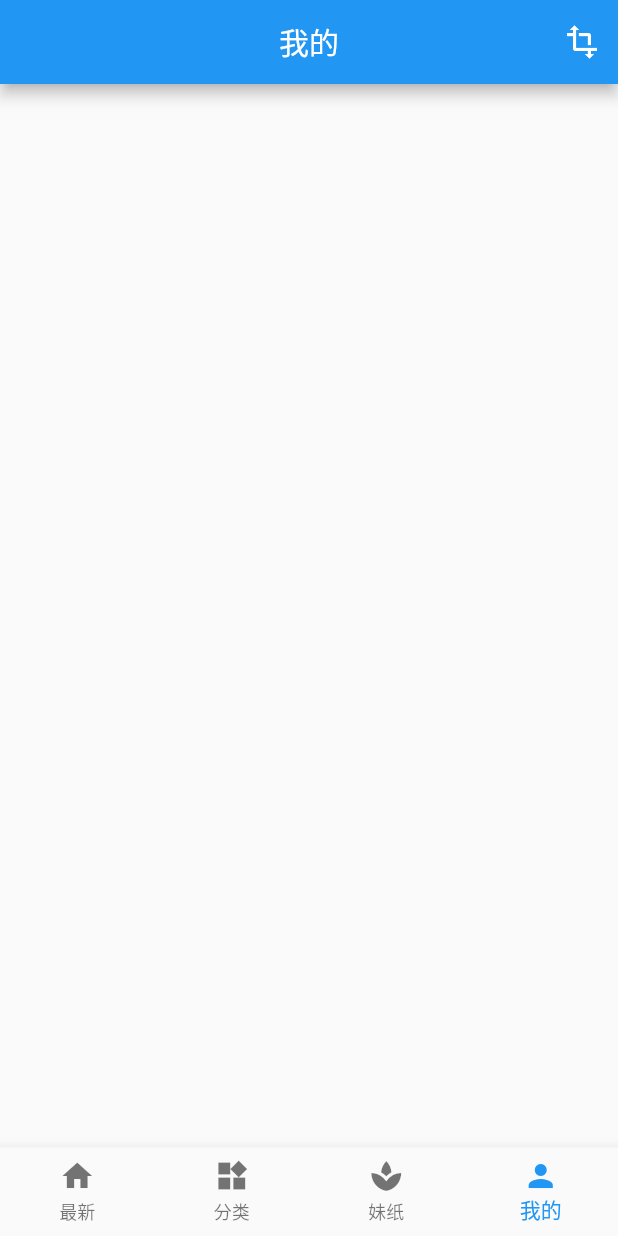
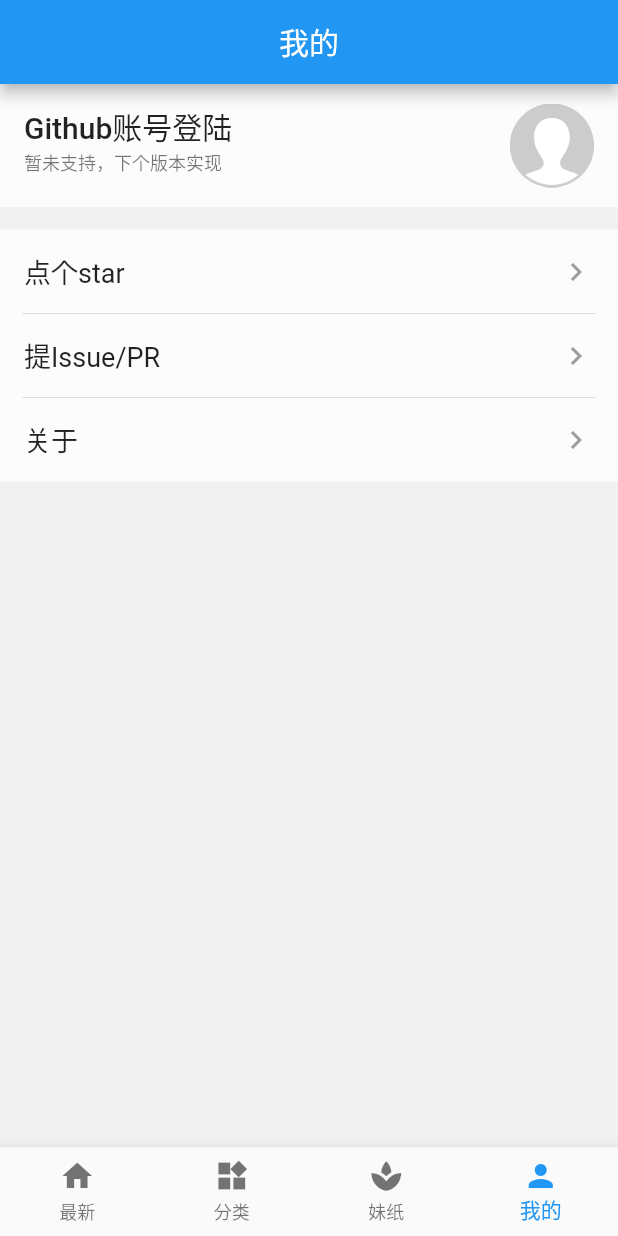
Before and after one commit to fujianlian/GankFlutter, a Flutter app: the screen it shows after launch, item 4 of the bottom bar chosen, on a phone screen of 412 x 824 dp. Run offline on Flutter 3.47's test engine with Material 2 defaults, Android fonts, the phone set to English and light mode, and no system bars; our stand-ins replace cached_network_image, flutter_markdown; missing offline and left inert: flutter_webview_plugin; network calls fail.

Commit message:
我的页面实现

```diff
--- a/lib/gank/MyPage.dart
+++ b/lib/gank/MyPage.dart
@@ -1,4 +1,6 @@
 import 'package:flutter/material.dart';
+import 'package:flutter_gank/gank/MarkDownPage.dart';
+import 'package:url_launcher/url_launcher.dart';
 
 class MyPage extends StatefulWidget {
   @override
@@ -8,21 +10,98 @@ class MyPage extends StatefulWidget {
 }
 
 class _MyPageState extends State<MyPage> {
+  static var _color = Color(0xFFFCFCFC);
+  static BuildContext _context;
+
   @override
   Widget build(BuildContext context) {
+    _context = context;
     return Scaffold(
       appBar: AppBar(
         title: const Text('我的'),
         centerTitle: true,
-        actions: <Widget>[
-          IconButton(
-            icon: const Icon(Icons.transform),
-            onPressed: () {
-              setState(() {});
-            },
+      ),
+      body: new Container(
+          color: Color(0xFFF0F0F0),
+          child: ListView(
+            children: list,
+          )),
+    );
+  }
+
+  List<Widget> list = <Widget>[
+    new Container(
+      color: _color,
+      padding: EdgeInsets.only(right: 16.0, top: 5.0, bottom: 5.0),
+      child: new Row(
+        children: <Widget>[
+          new Expanded(
+            child: new ListTile(
+              title: new Text('Github账号登陆',
+                  style: new TextStyle(
+                      fontWeight: FontWeight.w500, fontSize: 20.0)),
+              subtitle: new Text(
+                "暂未支持，下个版本实现",
+                style: new TextStyle(fontSize: 12.0),
+              ),
+            ),
+          ),
+          new Image(
+            image: AssetImage("images/avatar.png"),
+            width: 56,
+            height: 56,
           )
         ],
       ),
-    );
-  }
+    ),
+    new Container(
+      margin: EdgeInsets.only(top: 15.0),
+      color: _color,
+      child: new Column(
+        children: <Widget>[
+          new ListTile(
+            title: new Text('点个star', style: new TextStyle(fontSize: 18.0)),
+            trailing: new Icon(
+              Icons.keyboard_arrow_right,
+              color: Colors.grey,
+            ),
+            onTap: () {
+              launch("https://github.com/fujianlian/GankFlutter");
+            },
+          ),
+          Padding(
+            padding: const EdgeInsets.only(left: 15.0, right: 15.0),
+            child: Divider(height: 0.0),
+          ),
+          new ListTile(
+            title: new Text('提Issue/PR', style: new TextStyle(fontSize: 18.0)),
+            trailing: new Icon(
+              Icons.keyboard_arrow_right,
+              color: Colors.grey,
+            ),
+            onTap: () {
+              launch("https://github.com/fujianlian/GankFlutter/issues");
+            },
+          ),
+          Padding(
+            padding: const EdgeInsets.only(left: 15.0, right: 15.0),
+            child: Divider(height: 0.0),
+          ),
+          new ListTile(
+            title: new Text('关于', style: new TextStyle(fontSize: 18.0)),
+            trailing: new Icon(
+              Icons.keyboard_arrow_right,
+              color: Colors.grey,
+            ),
+            onTap: () {
+              Navigator.push(_context,
+                  new MaterialPageRoute(builder: (context) {
+                return new MarkDownPage(title: "几点");
+              }));
+            },
+          ),
+        ],
+      ),
+    ),
+  ];
 }
--- a/pubspec.yaml
+++ b/pubspec.yaml
@@ -23,6 +23,8 @@ dependencies:
   json_annotation: ^2.0.0
   flutter_webview_plugin: ^0.3.0+2
   cached_network_image: ^0.5.1
+  url_launcher: ^4.0.3
+  flutter_markdown: ^0.2.0
 
 dev_dependencies:
   flutter_test:
@@ -45,6 +47,7 @@ flutter:
   assets:
       - images/fuli.png
       - images/holder.png
+      - images/avatar.png
 
   # To add assets to your application, add an assets section, like this:
   # assets:
```
Also changed, not shown: lib/gank/MarkDownPage.dart (added, +53 -0 lines), images/avatar.png (added), 1 other file.
